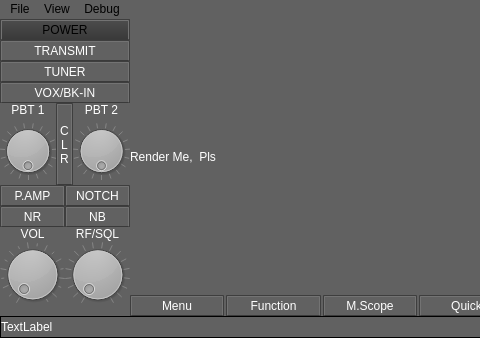
mckaymatthew/rdu3, file mainwindow.ui: the form before one commit; both pictures show x 0 to 480 and y 0 to 338 of the 844 by 338 pixel window.
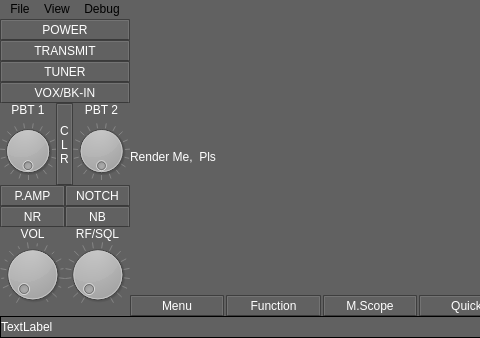
The form after the commit. Custom widgets are drawn as their Qt base class.

Commit message: Add power button capability.

Diff of the .ui file:
```diff
--- a/mainwindow.ui
+++ b/mainwindow.ui
@@ -323,7 +323,7 @@
                  <item>
                   <widget class="QPushButton" name="special_power">
                    <property name="enabled">
-                    <bool>false</bool>
+                    <bool>true</bool>
                    </property>
                    <property name="text">
                     <string>POWER</string>
```
Left out of the diff: 2 changed lines with no effect on the pictures. The commit also changes 4 other files.
